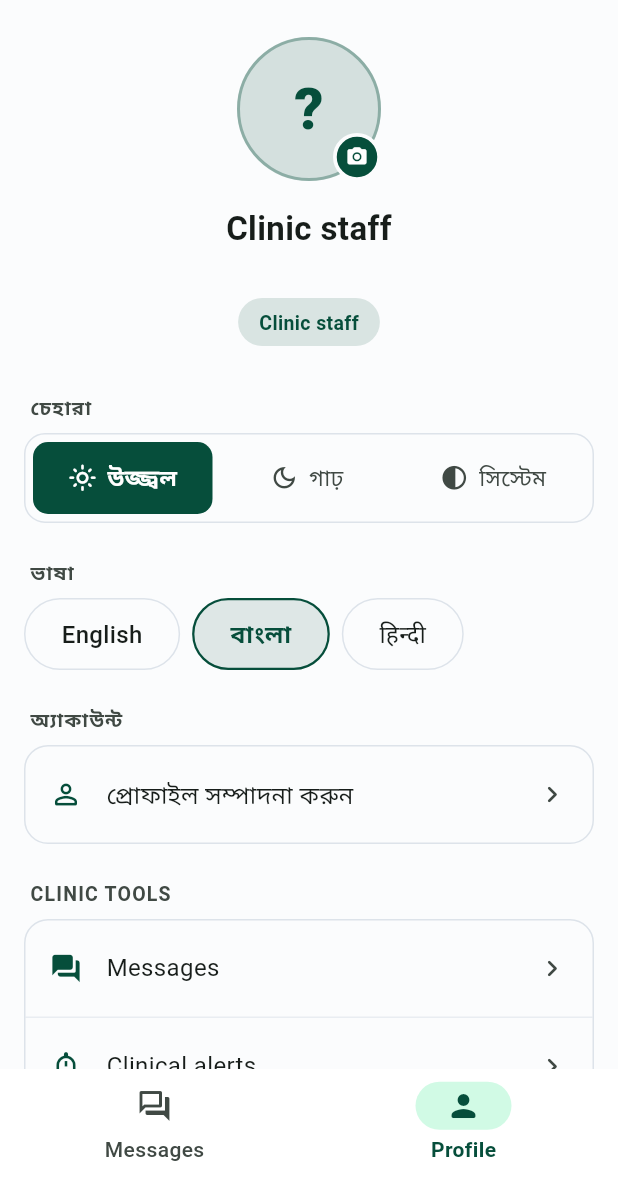
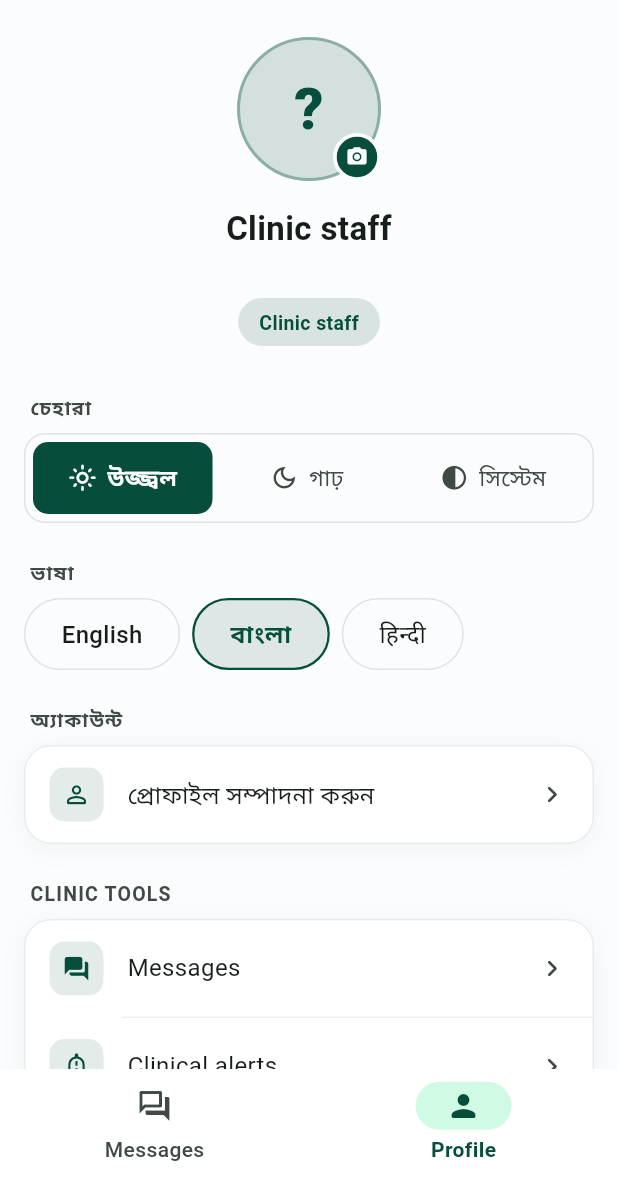
Before and after one commit to TANMOYDAS1234/ClinQ, a Flutter app: the ClinicianMoreScreen screen opened by its route, after a tap on "বাংলা", on a phone screen of 412 x 824 dp, the part 59-1236 px from its top. Run offline on Flutter 3.47's test engine with Material 3 defaults, Android fonts, the phone set to English and light mode, and no system bars; our stand-ins replace dio, firebase_core, firebase_messaging, fl_chart, flutter_local_notifications, flutter_riverpod and 9 more; missing offline and left inert: record; accounts and stored records are empty; network calls fail.

Commit message:
Premium pass across both panels
Settings rows get a tinted rounded icon tile instead of a bare glyph. It gives every row the same optical left edge regardless of how wide its icon is, which is most of what separates a considered settings list from an assembled one. Both panels share the widget, so both change together.

Dividers are indented past the icon or avatar. A full-bleed rule cuts the leading column in half and makes a group read as separate strips rather than one list.

Groups and the inbox card take one soft shadow - not a stack of them, which is what makes an interface look like a slide deck. The two panels now use the same card treatment so they read as one product.

Buttons are 52pt, flat, and more rounded. Raised buttons under a Material 3 tint pick up a grey wash on press that reads as a rendering fault.

Co-Authored-By: Claude Opus 5 (1M context) <noreply@anthropic.com>

```diff
--- a/mobile/lib/core/theme/app_theme.dart
+++ b/mobile/lib/core/theme/app_theme.dart
@@ -113,19 +113,32 @@ class AppTheme {
       ),
       elevatedButtonTheme: ElevatedButtonThemeData(
         style: ElevatedButton.styleFrom(
-          minimumSize: const Size.fromHeight(AppSpacing.minTapTarget),
-          textStyle: textTheme.labelLarge,
+          minimumSize: const Size.fromHeight(52),
+          textStyle: textTheme.labelLarge?.copyWith(fontWeight: FontWeight.w700),
+          // Flat. A raised primary button under a Material 3 tint picks up a
+          // grey wash on press that reads as a rendering fault.
+          elevation: 0,
           shape: RoundedRectangleBorder(
-            borderRadius: BorderRadius.circular(AppSpacing.buttonRadius),
+            borderRadius: BorderRadius.circular(14),
+          ),
+        ),
+      ),
+      filledButtonTheme: FilledButtonThemeData(
+        style: FilledButton.styleFrom(
+          minimumSize: const Size.fromHeight(52),
+          textStyle: textTheme.labelLarge?.copyWith(fontWeight: FontWeight.w700),
+          shape: RoundedRectangleBorder(
+            borderRadius: BorderRadius.circular(14),
           ),
         ),
       ),
       outlinedButtonTheme: OutlinedButtonThemeData(
         style: OutlinedButton.styleFrom(
-          minimumSize: const Size.fromHeight(AppSpacing.minTapTarget),
-          textStyle: textTheme.labelLarge,
+          minimumSize: const Size.fromHeight(52),
+          textStyle: textTheme.labelLarge?.copyWith(fontWeight: FontWeight.w600),
+          side: BorderSide(color: colorScheme.outlineVariant, width: 1.4),
           shape: RoundedRectangleBorder(
-            borderRadius: BorderRadius.circular(AppSpacing.buttonRadius),
+            borderRadius: BorderRadius.circular(14),
           ),
         ),
       ),
--- a/mobile/lib/features/clinician/presentation/patients_screen.dart
+++ b/mobile/lib/features/clinician/presentation/patients_screen.dart
@@ -163,15 +163,33 @@ class _PatientsScreenState extends ConsumerState<PatientsScreen>
                         Container(
                           decoration: BoxDecoration(
                             color: scheme.surfaceContainerLowest,
-                            borderRadius: BorderRadius.circular(16),
+                            borderRadius: BorderRadius.circular(18),
                             border: Border.all(color: scheme.outlineVariant.withValues(alpha: 0.7)),
+                            // Matches the settings groups, so the two panels
+                            // read as one product rather than two apps.
+                            boxShadow: [
+                              BoxShadow(
+                                color: Colors.black.withValues(alpha: 0.04),
+                                blurRadius: 14,
+                                offset: const Offset(0, 3),
+                              ),
+                            ],
                           ),
                           clipBehavior: Clip.antiAlias,
                           child: Column(
                             children: [
                               for (var i = 0; i < items.length; i++) ...[
                                 if (i > 0)
-                                  Divider(height: 1, color: scheme.outlineVariant.withValues(alpha: 0.6)),
+                                  // Indented past the avatar, so the list reads
+                                  // as one column of people rather than a stack
+                                  // of separate strips.
+                                  Padding(
+                                    padding: const EdgeInsets.only(left: 76),
+                                    child: Divider(
+                                      height: 1,
+                                      color: scheme.outlineVariant.withValues(alpha: 0.55),
+                                    ),
+                                  ),
                                 _ConversationRow(
                                   patient: items[i],
                                   onTap: () => context.push(
--- a/mobile/lib/features/profile/presentation/widgets/profile_section.dart
+++ b/mobile/lib/features/profile/presentation/widgets/profile_section.dart
@@ -34,9 +34,19 @@ class ProfileSection extends StatelessWidget {
         ),
         Container(
           decoration: BoxDecoration(
-            color: scheme.surface,
-            borderRadius: BorderRadius.circular(AppSpacing.cardRadius),
-            border: Border.all(color: scheme.outlineVariant),
+            color: scheme.surfaceContainerLowest,
+            borderRadius: BorderRadius.circular(18),
+            border: Border.all(color: scheme.outlineVariant.withValues(alpha: 0.7)),
+            // A single soft shadow, not a stack of them: it lifts the group off
+            // the background just enough to read as a card, without the drop
+            // shadow that makes an interface look like a slide deck.
+            boxShadow: [
+              BoxShadow(
+                color: Colors.black.withValues(alpha: 0.04),
+                blurRadius: 14,
+                offset: const Offset(0, 3),
+              ),
+            ],
           ),
           // Clipped so a row's ripple stays inside the rounded corners.
           clipBehavior: Clip.antiAlias,
@@ -93,7 +103,19 @@ class ProfileRow extends StatelessWidget {
             ),
             child: Row(
               children: [
-                Icon(icon, size: 22, color: accent),
+                // Tinted rounded tile rather than a bare glyph. It gives every
+                // row the same optical left edge regardless of how wide its
+                // icon is, which is most of what makes a settings list look
+                // considered rather than assembled.
+                Container(
+                  width: 36,
+                  height: 36,
+                  decoration: BoxDecoration(
+                    color: accent.withValues(alpha: isDanger ? 0.10 : 0.11),
+                    borderRadius: BorderRadius.circular(10),
+                  ),
+                  child: Icon(icon, size: 19, color: accent),
+                ),
                 const SizedBox(width: AppSpacing.md),
                 Expanded(
                   child: Column(
@@ -134,7 +156,17 @@ class ProfileRow extends StatelessWidget {
           ),
         ),
         if (showDivider)
-          Divider(height: 1, thickness: 1, color: scheme.outlineVariant.withValues(alpha: 0.6)),
+          // Indented to start under the text, not the icon tile. A full-bleed
+          // rule cuts the icon column in half and makes the group read as
+          // separate strips rather than one list.
+          Padding(
+            padding: const EdgeInsets.only(left: 64),
+            child: Divider(
+              height: 1,
+              thickness: 1,
+              color: scheme.outlineVariant.withValues(alpha: 0.55),
+            ),
+          ),
       ],
     );
   }
```
